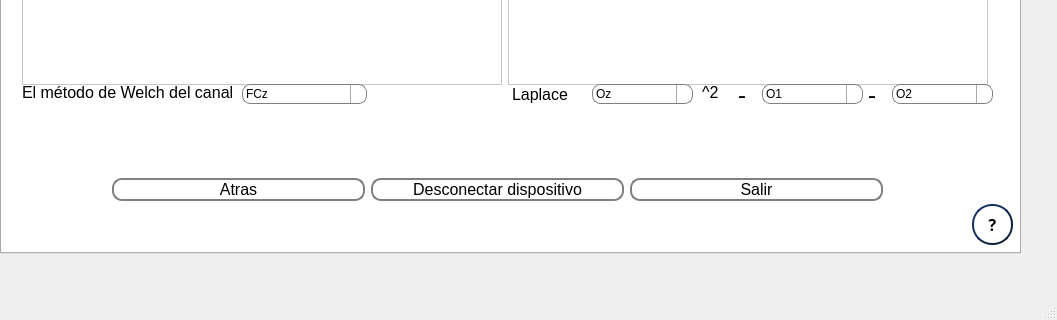
Before: the Qt Designer form interface/ViAT/Adquisicion_accion.ui in vhenaoi/OpenBCI_acquisition_python_ViAT, drawn with Qt 5; both pictures show x 0 to 1057 and y 437 to 757 of the 1057 by 757 pixel window.
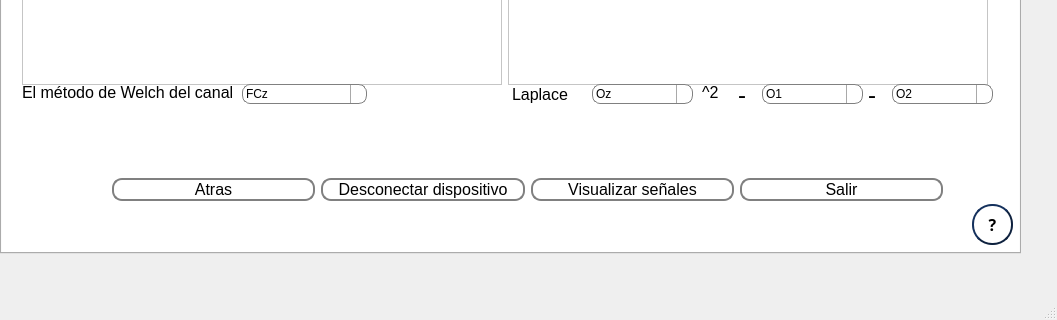
After: the same form once the commit is applied. Custom widgets are drawn as their Qt base class.

```diff
--- a/interface/ViAT/Adquisicion_accion.ui
+++ b/interface/ViAT/Adquisicion_accion.ui
@@ -171,11 +171,49 @@
          <rect>
           <x>110</x>
           <y>580</y>
-          <width>771</width>
+          <width>831</width>
           <height>71</height>
          </rect>
         </property>
         <layout class="QGridLayout" name="gridLayout">
+         <item row="0" column="3">
+          <widget class="QPushButton" name="display">
+           <property name="font">
+            <font>
+             <pointsize>12</pointsize>
+            </font>
+           </property>
+           <property name="styleSheet">
+            <string notr="true">QPushButton {
+    border: 2px solid gray;
+    border-radius: 10px;
+    padding: 0 8px;
+    background: rgb(255, 255, 255);
+    selection-background-color: darkgray;
+    }
+
+QPushButton:hover {
+    border: 2px solid gray;
+    border-radius: 10px;
+    padding: 0 8px;
+    background: rgb(222, 222, 222);
+    selection-background-color: darkgray;
+    }
+
+QPushButton:pressed {
+    border: 2px solid gray;
+    border-radius: 10px;
+    padding: 0 8px;
+    background:rgb(176, 176, 176);
+    selection-background-color: darkgray;
+    }
+</string>
+           </property>
+           <property name="text">
+            <string>Visualizar señales</string>
+           </property>
+          </widget>
+         </item>
          <item row="0" column="1">
           <widget class="QPushButton" name="stopDevice">
            <property name="font">
@@ -265,7 +303,7 @@
            </property>
           </widget>
          </item>
-         <item row="0" column="2">
+         <item row="0" column="4">
           <widget class="QPushButton" name="exit">
            <property name="font">
             <font>
```
